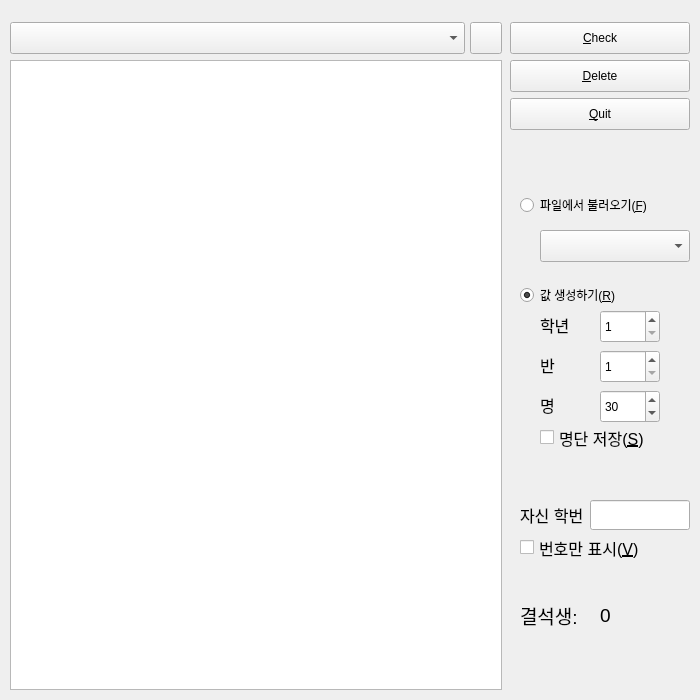
Qt form checker.ui (whale124/zoom_checker) before a commit.
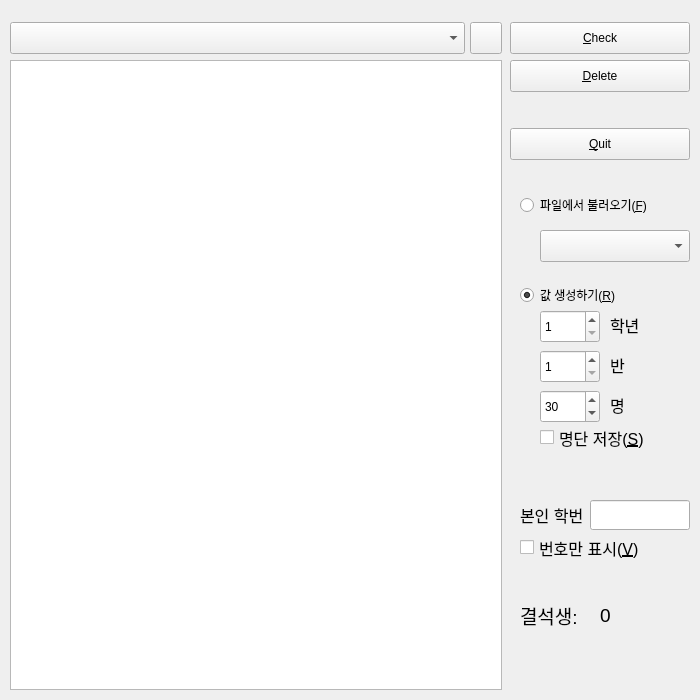
The same form after that commit. Icons and pictures are not drawn.

```diff
--- a/checker.ui
+++ b/checker.ui
@@ -153,7 +153,7 @@
    <widget class="QSpinBox" name="sb_grade">
     <property name="geometry">
      <rect>
-      <x>600</x>
+      <x>540</x>
       <y>310</y>
       <width>60</width>
       <height>33</height>
@@ -169,7 +169,7 @@
    <widget class="QSpinBox" name="sb_class">
     <property name="geometry">
      <rect>
-      <x>600</x>
+      <x>540</x>
       <y>350</y>
       <width>60</width>
       <height>33</height>
@@ -185,7 +185,7 @@
    <widget class="QLabel" name="label_grade">
     <property name="geometry">
      <rect>
-      <x>540</x>
+      <x>610</x>
       <y>310</y>
       <width>35</width>
       <height>29</height>
@@ -203,7 +203,7 @@
    <widget class="QLabel" name="label_class">
     <property name="geometry">
      <rect>
-      <x>540</x>
+      <x>610</x>
       <y>350</y>
       <width>18</width>
       <height>29</height>
@@ -221,7 +221,7 @@
    <widget class="QSpinBox" name="sb_last">
     <property name="geometry">
      <rect>
-      <x>600</x>
+      <x>540</x>
       <y>390</y>
       <width>60</width>
       <height>33</height>
@@ -240,7 +240,7 @@
    <widget class="QLabel" name="label_last">
     <property name="geometry">
      <rect>
-      <x>540</x>
+      <x>610</x>
       <y>390</y>
       <width>58</width>
       <height>29</height>
@@ -280,7 +280,7 @@
      </font>
     </property>
     <property name="text">
-     <string>자신 학번</string>
+     <string>본인 학번</string>
     </property>
    </widget>
    <widget class="QPushButton" name="bt_check">
@@ -319,7 +319,7 @@
     <property name="geometry">
      <rect>
       <x>510</x>
-      <y>98</y>
+      <y>128</y>
       <width>180</width>
       <height>32</height>
      </rect>
```
Left out of the diff: 3 changed lines with no effect on the pictures.
